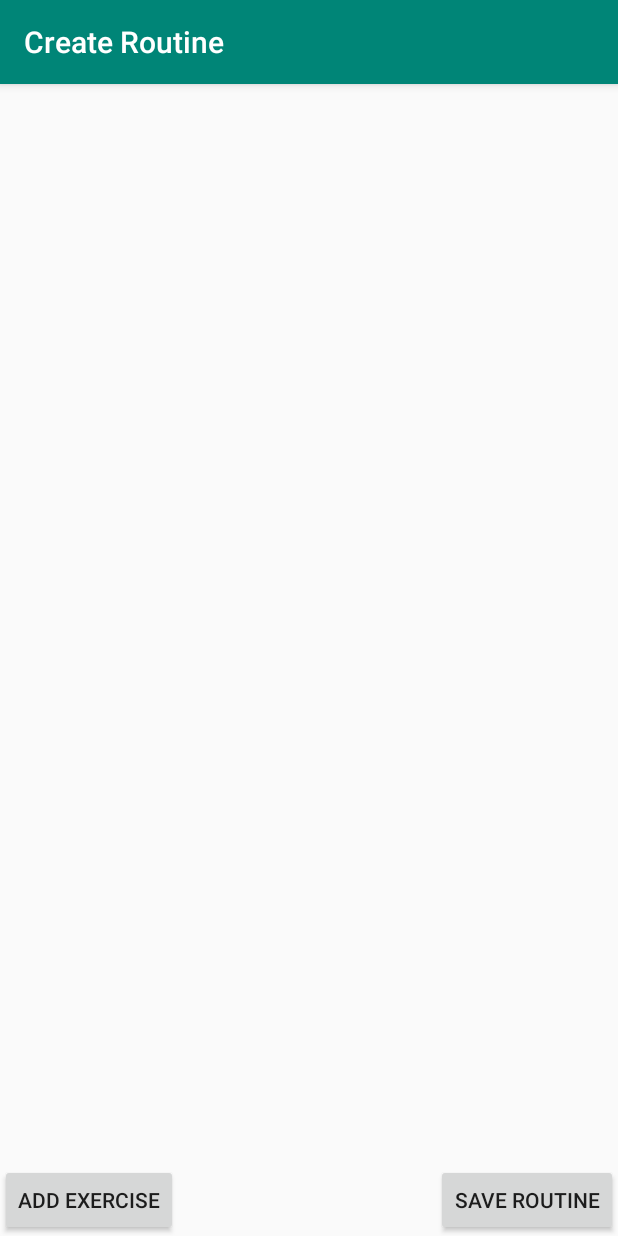
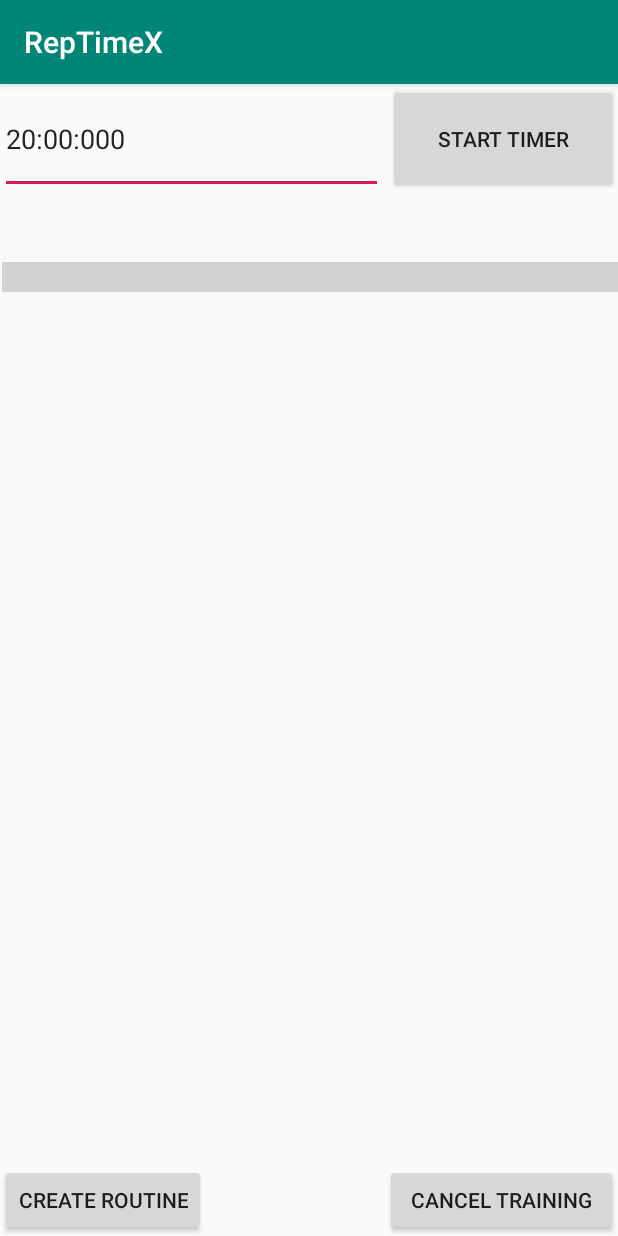
Before and after one commit to JuliusFan/RepTimeX, an Android app: the screen it shows after launch (CreateRoutineActivity before the commit, Progress after it), on a phone screen of 412 x 824 dp. Run offline under Robolectric (Android 15) with nearby library versions, the light colour scheme and no system bars.

Commit message:
Update progBar w/ basic tracking, impl stopwatch, TODO: switch to timer

```diff
--- a/app/src/main/java/com/example/reptimex/Progress.java
+++ b/app/src/main/java/com/example/reptimex/Progress.java
@@ -3,35 +3,26 @@ package com.example.reptimex;
 import androidx.appcompat.app.AppCompatActivity;
 
 import android.annotation.SuppressLint;
+import android.content.Intent;
 import android.os.Bundle;
 import android.os.Handler;
+import android.util.Log;
 import android.view.View;
 import android.widget.Button;
 import android.widget.EditText;
+import android.widget.ProgressBar;
 
 public class Progress extends AppCompatActivity {
 
     EditText timer;
     Button startTimer;
-    long startTime = 0;
+    Button createRoutine;
+    Button cancelTraining;
+    long startTime;
+    long originalStartTime;
+    ProgressBar progressBar;
 
-    Handler timerHandler = new Handler();
-    Runnable timerRunnable = new Runnable() {
-        @SuppressLint("DefaultLocale")
-        @Override
-        public void run() {
-            long millis = System.currentTimeMillis() - startTime;
-            int seconds = (int) (millis / 1000);
-            int minutes = seconds / 60;
-            seconds = seconds % 60;
-
-            timer.setText(String.format("%d:%02d", minutes, seconds));
-
-            timerHandler.postDelayed(this, 500);
-        }
-    };
-
-    @SuppressLint("SetTextI18n")
+    @SuppressLint({"SetTextI18n", "DefaultLocale"})
     @Override
     protected void onCreate(Bundle savedInstanceState) {
         super.onCreate(savedInstanceState);
@@ -39,13 +30,32 @@ public class Progress extends AppCompatActivity {
 
         timer = findViewById(R.id.timer);
         startTimer = findViewById(R.id.startTimer);
+        createRoutine = findViewById(R.id.createRoutine);
+        cancelTraining = findViewById(R.id.cancelTraining);
+        progressBar = findViewById(R.id.progressBar);
+
+        timer.setOnClickListener(new View.OnClickListener() {
+            @Override
+            public void onClick(View v) {
+//                Log.d("Cheese", "Cheese");
+            }
+        });
+        startTime = 20*60*1000;
+        originalStartTime = startTime;
+        // Hard coding setting time
+        long millis = startTime;
+        int showMils = (int) (millis % 1000);
+        int seconds = (int) (millis / 1000);
+        int minutes = seconds / 60;
+        seconds = seconds % 60;
+        timer.setText(String.format("%02d:%02d:%03d", minutes, seconds, showMils));
 
         startTimer.setText("Start Timer");
         startTimer.setOnClickListener(new View.OnClickListener() {
             @Override
             public void onClick(View v) {
                 startTimer = (Button) v;
-                if (startTimer.getText().equals("stop")) {
+                if (startTimer.getText().equals("Stop Timer")) {
                     timerHandler.removeCallbacks(timerRunnable);
                     startTimer.setText("Start Timer");
                 } else {
@@ -55,7 +65,49 @@ public class Progress extends AppCompatActivity {
                 }
             }
         });
+
+        // GOTO Create Routine (Julius)
+        createRoutine.setOnClickListener(new View.OnClickListener() {
+            @Override
+            public void onClick(View v) {
+                Log.d("Cheese", "Cheese");
+                Intent intent = new Intent(Progress.this, CreateRoutineActivity.class);
+                startActivityForResult(intent, 10);
+            }
+        });
+
+        // Ends program or resets timer?
+        cancelTraining.setOnClickListener(new View.OnClickListener() {
+            @Override
+            public void onClick(View v) {
+                startTime = originalStartTime;
+                long millis = startTime;
+                int showMils = (int) (millis % 1000);
+                int seconds = (int) (millis / 1000);
+                int minutes = seconds / 60;
+                seconds = seconds % 60;
+                timer.setText(String.format("%02d:%02d:%03d", minutes, seconds, showMils));
+            }
+        });
     }
+
+    Handler timerHandler = new Handler();
+    Runnable timerRunnable = new Runnable() {
+        @SuppressLint("DefaultLocale")
+        @Override
+        public void run() {
+            long millis = System.currentTimeMillis() - startTime;
+            int showMils = (int) (millis % 1000);
+            int seconds = (int) (millis / 1000);
+            int minutes = seconds / 60;
+            seconds = seconds % 60;
+
+            timer.setText(String.format("%02d:%02d:%03d", minutes, seconds, showMils));
+            progressBar.setProgress(seconds);
+
+            timerHandler.postDelayed(this, 0);
+        }
+    };
 
     @SuppressLint("SetTextI18n")
     @Override
@@ -64,4 +116,10 @@ public class Progress extends AppCompatActivity {
         timerHandler.removeCallbacks(timerRunnable);
         startTimer.setText("Start Timer");
     }
+
+    @Override
+    public void onStop() {
+        super.onStop();
+        timerHandler.removeCallbacks(timerRunnable);
+    }
 }
--- a/app/src/main/res/layout/activity_progress.xml
+++ b/app/src/main/res/layout/activity_progress.xml
@@ -22,23 +22,47 @@
         android:id="@+id/progressBar"
         style="?android:attr/progressBarStyleHorizontal"
         android:layout_width="411dp"
-        android:layout_height="75dp"
-        android:layout_alignParentStart="false"
-        android:layout_alignParentEnd="true"
-        android:layout_alignParentBottom="true"
-        android:layout_marginTop="459dp"
+        android:layout_height="133dp"
+        android:layout_below="@id/timer"
+        android:layout_alignParentStart="true"
+        android:layout_centerHorizontal="true"
+        android:layout_marginStart="1dp"
+        android:layout_marginTop="1dp"
+        android:layout_marginBottom="582dp"
         android:clickable="false"
-        android:indeterminate="true"
+        android:indeterminateDrawable="@android:drawable/progress_indeterminate_horizontal"
+        android:max="100"
+        android:progress="0"
+        android:scaleY="5"
+        android:verticalScrollbarPosition="defaultPosition"
         tools:layout_editor_absoluteX="0dp"
         tools:layout_editor_absoluteY="572dp" />
 
     <Button
         android:id="@+id/startTimer"
-        android:layout_width="110dp"
-        android:layout_height="72dp"
+        android:layout_width="153dp"
+        android:layout_height="73dp"
         android:layout_alignParentTop="true"
         android:layout_alignParentEnd="true"
         tools:layout_editor_absoluteX="285dp"
         tools:layout_editor_absoluteY="16dp" />
 
+    <Button
+        android:id="@+id/createRoutine"
+        android:layout_width="wrap_content"
+        android:layout_height="wrap_content"
+        android:layout_alignParentStart="true"
+        android:layout_alignParentBottom="true"
+        android:text="@string/createRoutine" />
+
+    <Button
+        android:id="@+id/cancelTraining"
+        android:layout_width="155dp"
+        android:layout_height="wrap_content"
+        android:layout_alignParentEnd="true"
+        android:layout_alignParentBottom="true"
+        android:layout_marginStart="119dp"
+        android:layout_toEndOf="@id/createRoutine"
+        android:text="@string/cancelTraining" />
+
 </RelativeLayout>
--- a/app/src/main/res/values/strings.xml
+++ b/app/src/main/res/values/strings.xml
@@ -27,5 +27,7 @@
         <item>m</item>
         <item>km</item>
     </string-array>
+    <string name="createRoutine">Create Routine</string>
+    <string name="cancelTraining">Cancel Training</string>
 
 </resources>
```
Also changed, not shown: app/src/main/AndroidManifest.xml (+5 -4 lines), 1 other file.
